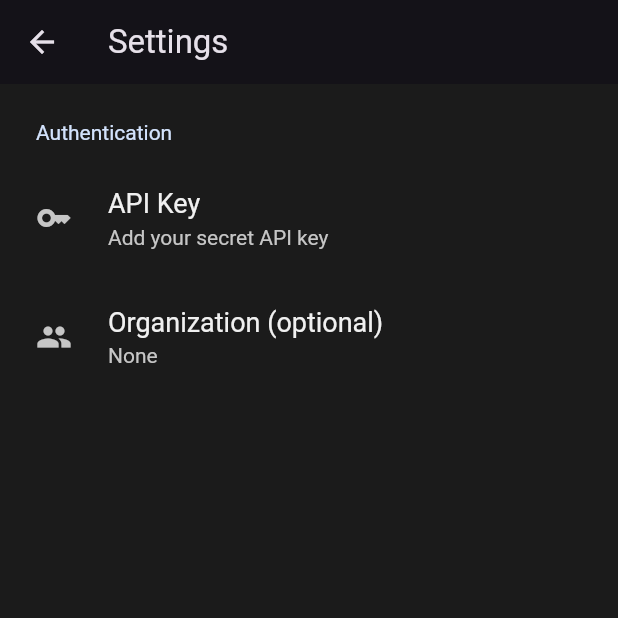
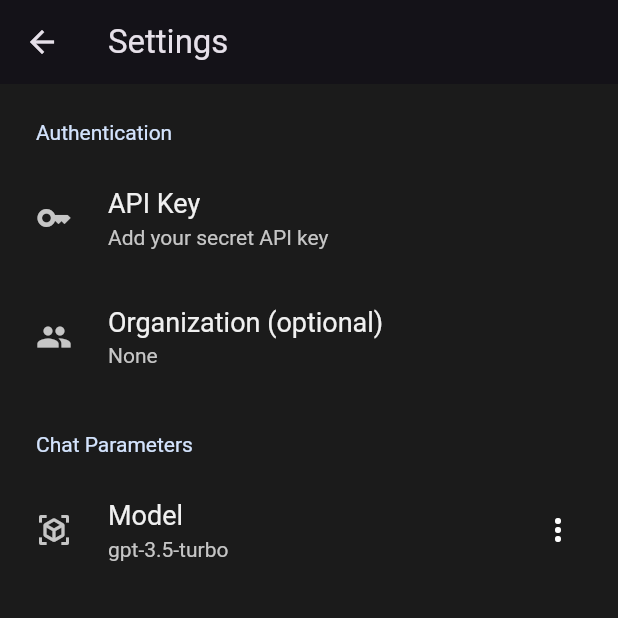
Before and after one commit to hahastudio/FlutterChat, a Flutter app: the SettingsScreen screen opened directly, on a phone screen of 412 x 824 dp, the top half of it. Run offline on Flutter 3.47's test engine with Material 2 defaults, Android fonts, the phone set to English and light mode, and no system bars; drawn by our look-alikes of settings_ui; our stand-ins replace bloc, equatable, flutter_bloc, flutter_markdown, shared_preferences; accounts and stored records are empty.

Commit message:
add feature to choose model

```diff
--- a/lib/api/openai_api.dart
+++ b/lib/api/openai_api.dart
@@ -57,7 +57,8 @@ class OpenAiApi {
     if (LocalStorageService().organization != '') {
       headers['OpenAI-Organization'] = LocalStorageService().organization;
     }
-    var requestBody = jsonEncode(ChatRequest(messages, stream: true).toJson());
+
+    var requestBody = jsonEncode(ChatRequest(messages, model: LocalStorageService().model, stream: true).toJson());
     http.Request request = http.Request('POST', uri);
     request.headers.addAll(headers);
     request.body = requestBody;
--- a/lib/models/chat.dart
+++ b/lib/models/chat.dart
@@ -29,13 +29,14 @@ class ChatMessage {
 
 class ChatRequest {
   /// ID of the model to use. Currently, only gpt-3.5-turbo and gpt-3.5-turbo-0301 are supported.
-  final String model = 'gpt-3.5-turbo';
+  final String model;
+  static const String defaultModel = 'gpt-3.5-turbo';
   /// The messages to generate chat completions for
   final List<ChatMessage> messages;
   ///
   final bool stream;
 
-  ChatRequest(this.messages, {this.stream = false});
+  ChatRequest(this.messages, {this.model = defaultModel, this.stream = false});
 
   static ChatRequest fromJson(Map<String, dynamic> json) =>
     ChatRequest(ChatMessage.fromListJson(json['messages']));
--- a/lib/screens/setting_screen.dart
+++ b/lib/screens/setting_screen.dart
@@ -14,6 +14,7 @@ class _SettingsScreenState extends State<SettingsScreen> {
 
   String apiKey = LocalStorageService().apiKey;
   String organization = LocalStorageService().organization;
+  String model = LocalStorageService().model;
 
   final _textFieldController = TextEditingController();
 
@@ -62,9 +63,9 @@ class _SettingsScreenState extends State<SettingsScreen> {
               SettingsTile.navigation(
                 leading: const Icon(Icons.key),
                 title: const Text('API Key'),
-                value: Text(LocalStorageService().apiKey == '' ?
-                'Add your secret API key' :
-                obscureApiKey(LocalStorageService().apiKey)
+                value: Text(LocalStorageService().apiKey == ''
+                  ? 'Add your secret API key'
+                  : obscureApiKey(LocalStorageService().apiKey)
                 ),
                 onPressed: (context) async {
                   _textFieldController.text = LocalStorageService().apiKey;
@@ -80,9 +81,9 @@ class _SettingsScreenState extends State<SettingsScreen> {
               SettingsTile.navigation(
                 leading: const Icon(Icons.group),
                 title: const Text('Organization (optional)'),
-                value: Text(LocalStorageService().organization == '' ?
-                'None' :
-                LocalStorageService().organization
+                value: Text(LocalStorageService().organization == ''
+                  ? 'None'
+                  : LocalStorageService().organization
                 ),
                 onPressed: (context) async {
                   _textFieldController.text = LocalStorageService().organization;
@@ -97,6 +98,41 @@ class _SettingsScreenState extends State<SettingsScreen> {
               ),
             ],
           ),
+          SettingsSection(
+            title: const Text('Chat Parameters'),
+            tiles: <SettingsTile>[
+              SettingsTile.navigation(
+                leading: const Icon(Icons.view_in_ar),
+                title: const Text('Model'),
+                value: Text(LocalStorageService().model),
+                trailing: PopupMenuButton(
+                  icon: const Icon(Icons.more_vert),
+                  itemBuilder: (context) {
+                    return const [
+                      PopupMenuItem(
+                        value: 'gpt-3.5-turbo',
+                        child: Text('gpt-3.5-turbo'),
+                      ),
+                      PopupMenuItem(
+                        value: 'gpt-4',
+                        child: Text('gpt-4'),
+                      ),
+                      PopupMenuItem(
+                        value: 'gpt-4-32k',
+                        child: Text('gpt-4-32k'),
+                      )
+                    ];
+                  },
+                  onSelected: (value) async {
+                    LocalStorageService().model = value;
+                    setState(() {
+                      model = value;
+                    });
+                  },
+                ),
+              ),
+            ]
+          )
         ],
       ),
     );
--- a/lib/services/local_storage_service.dart
+++ b/lib/services/local_storage_service.dart
@@ -1,3 +1,4 @@
+import 'package:flutter_chat/models/chat.dart';
 import 'package:shared_preferences/shared_preferences.dart';
 
 class LocalStorageService {
@@ -14,6 +15,8 @@ class LocalStorageService {
 
   static const prefApiKey = 'pref_apikey';
   static const prefOrganization = 'pref_organization';
+  static const prefModel = 'pref_model';
+
   static const storeConversationList = 'store_conversations';
   static const storeConversationPrefix = 'store_conversation_';
 
@@ -32,6 +35,14 @@ class LocalStorageService {
   set organization(String value) {
     (() async {
       await _prefs.setString(prefOrganization, value);
+    })();
+  }
+
+  String get model => _prefs.getString(prefModel) ?? ChatRequest.defaultModel;
+
+  set model(String value) {
+    (() async {
+      await _prefs.setString(prefModel, value);
     })();
   }
 
```
